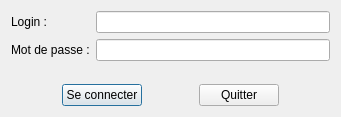
Qt form dialogconnexion.ui (LouisVraie/circuitsCourtsBackOffice) before a commit.
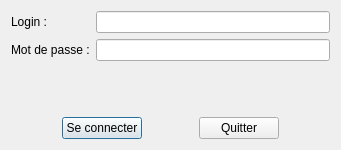
The same form after that commit.

Commit message: Bouton de connexion fonctionnel et titre de la mainWindow dynamique

```diff
--- a/dialogconnexion.ui
+++ b/dialogconnexion.ui
@@ -7,7 +7,7 @@
     <x>0</x>
     <y>0</y>
     <width>341</width>
-    <height>117</height>
+    <height>150</height>
    </rect>
   </property>
   <property name="windowTitle">
@@ -44,6 +44,16 @@
        </item>
       </layout>
      </item>
+     <item>
+      <layout class="QVBoxLayout" name="verticalLayout_3"/>
+     </item>
+     <item>
+      <widget class="QLabel" name="labelConnexionError">
+       <property name="text">
+        <string/>
+       </property>
+      </widget>
+     </item>
      <item>
       <layout class="QHBoxLayout" name="horizontalLayout">
        <item>
```
The commit also changes 6 other files.
